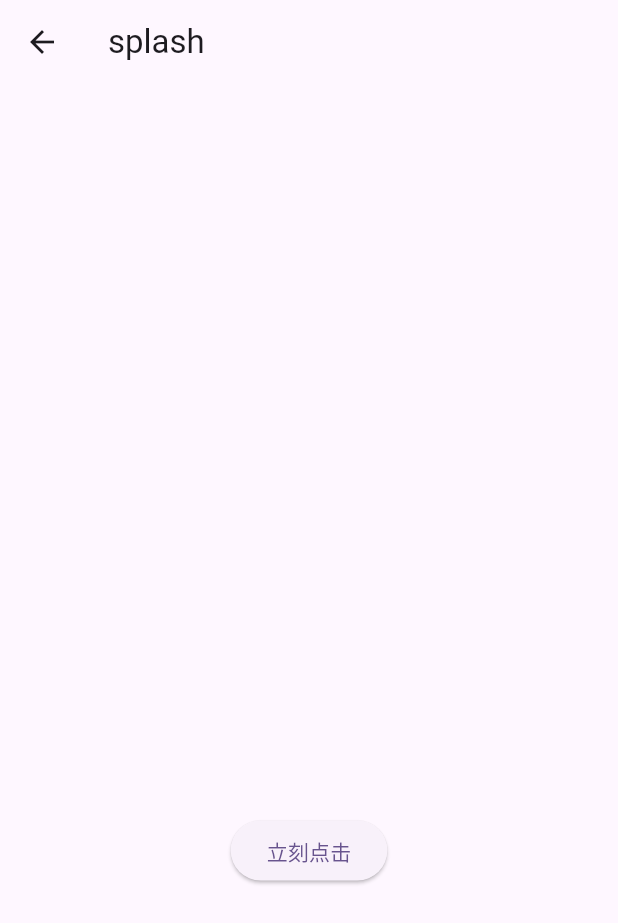
After one commit to maobai405/flutter_woo_commerce_getx_learn, a Flutter app: the screen it shows after launch, after a tap on "点击", after a tap on "跳转 SplashPage", on a phone screen of 412 x 824 dp. The commit adds this screen. Shown: the top 923 px of the screen. Run offline on Flutter 3.47's test engine with Material 3 defaults, Android fonts, the phone set to English and light mode, and no system bars; our stand-ins replace get.

Commit message:
GetBuilder Page 模块

```diff
--- a/lib/pages/system/login/view.dart
+++ b/lib/pages/system/login/view.dart
@@ -19,6 +19,12 @@ class LoginPage extends GetView<LoginController> {
             },
             child: const Text("点击"),
           ),
+          ElevatedButton(
+            onPressed: () {
+              Get.toNamed("/splash");
+            },
+            child: const Text("跳转 SplashPage"),
+          ),
         ],
       ),
     );
--- /dev/null
+++ b/lib/pages/system/splash/controller.dart
@@ -0,0 +1,37 @@
+import 'package:get/get.dart';
+
+class SplashController extends GetxController {
+  SplashController();
+
+  String title = "";
+
+  void onTap(int ticket) {
+    title = "GetBuilder -> 点击了第 $ticket 个按钮";
+    update(['splash_title']);
+  }
+
+  _initData() {
+    update(["splash"]);
+  }
+
+  // @override
+  // void onInit() {
+  //   super.onInit();
+  // }
+
+  @override
+  void onReady() {
+    super.onReady();
+    _initData();
+  }
+
+  // @override
+  // void onClose() {
+  //   super.onClose();
+  // }
+
+  // @override
+  // void dispose() {
+  //   super.dispose();
+  // }
+}
--- /dev/null
+++ b/lib/pages/system/splash/index.dart
@@ -0,0 +1,4 @@
+library register;
+
+export './controller.dart';
+export './view.dart';
--- /dev/null
+++ b/lib/pages/system/splash/view.dart
@@ -0,0 +1,50 @@
+import 'package:flutter/material.dart';
+import 'package:get/get.dart';
+
+import 'index.dart';
+
+class SplashPage extends GetView<SplashController> {
+  const SplashPage({Key? key}) : super(key: key);
+
+  // 主视图
+  Widget _buildView() {
+    return Column(
+      mainAxisAlignment: MainAxisAlignment.spaceEvenly,
+      children: [
+        // 文字标题
+        GetBuilder<SplashController>(
+          id: "splash_title",
+          builder: (_) {
+            return Center(
+              child: Text(controller.title),
+            );
+          },
+        ),
+
+        // 按钮
+        ElevatedButton(
+          onPressed: () {
+            controller.onTap(DateTime.now().microsecondsSinceEpoch);
+          },
+          child: const Text("立刻点击"),
+        ),
+      ],
+    );
+  }
+
+  @override
+  Widget build(BuildContext context) {
+    return GetBuilder<SplashController>(
+      init: SplashController(),
+      id: "splash",
+      builder: (_) {
+        return Scaffold(
+          appBar: AppBar(title: const Text("splash")),
+          body: SafeArea(
+            child: _buildView(),
+          ),
+        );
+      },
+    );
+  }
+}
--- a/lib/routers/pages.dart
+++ b/lib/routers/pages.dart
@@ -1,4 +1,5 @@
 import 'package:flutter_woo_commerce_getx_learn/pages/system/login/index.dart';
+import 'package:flutter_woo_commerce_getx_learn/pages/system/splash/view.dart';
 import 'package:get/get.dart';
 
 // 路由 Pages
@@ -10,5 +11,9 @@ class RoutePages {
       page: () => const LoginPage(),
       binding: LoginBinding(),
     ),
+    GetPage(
+      name: "/splash",
+      page: () => const SplashPage(),
+    ),
   ];
 }
```
